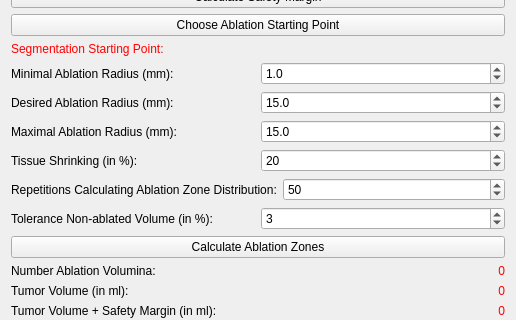
Old version of the form Plugins/org.mitk.gui.qt.ablationplanning/src/internal/QmitkAblationPlanningViewControls.ui in the repository alaansheikhani/MITK; both pictures show x 0 to 516 and y 102 to 422 of the 516 by 864 pixel window.
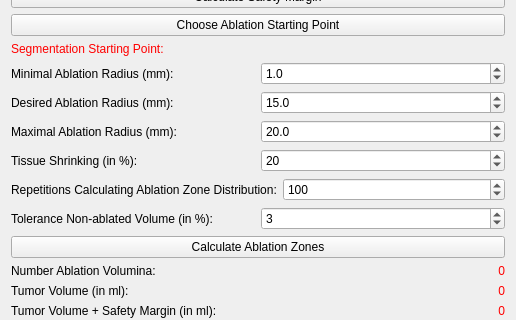
New version of the form. Icons and pictures are not drawn. Custom widgets are drawn as their Qt base class.

Commit message: Added logging proposal data to file. Not finished yet.

```diff
--- a/Plugins/org.mitk.gui.qt.ablationplanning/src/internal/QmitkAblationPlanningViewControls.ui
+++ b/Plugins/org.mitk.gui.qt.ablationplanning/src/internal/QmitkAblationPlanningViewControls.ui
@@ -178,7 +178,7 @@
         <double>0.100000000000000</double>
        </property>
        <property name="value">
-        <double>15.000000000000000</double>
+        <double>20.000000000000000</double>
        </property>
       </widget>
      </item>
@@ -229,7 +229,7 @@
         <number>500</number>
        </property>
        <property name="value">
-        <number>50</number>
+        <number>100</number>
        </property>
       </widget>
      </item>
```
The commit also changes 1 other file.
